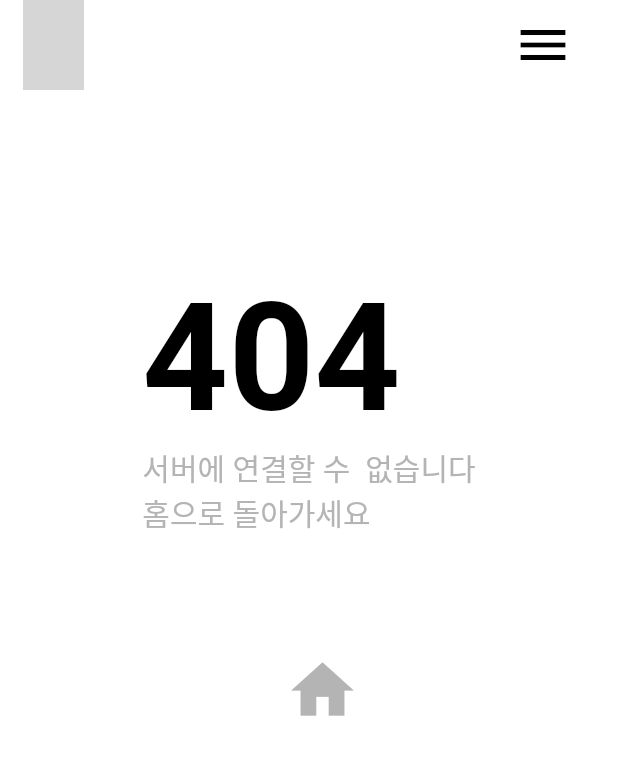
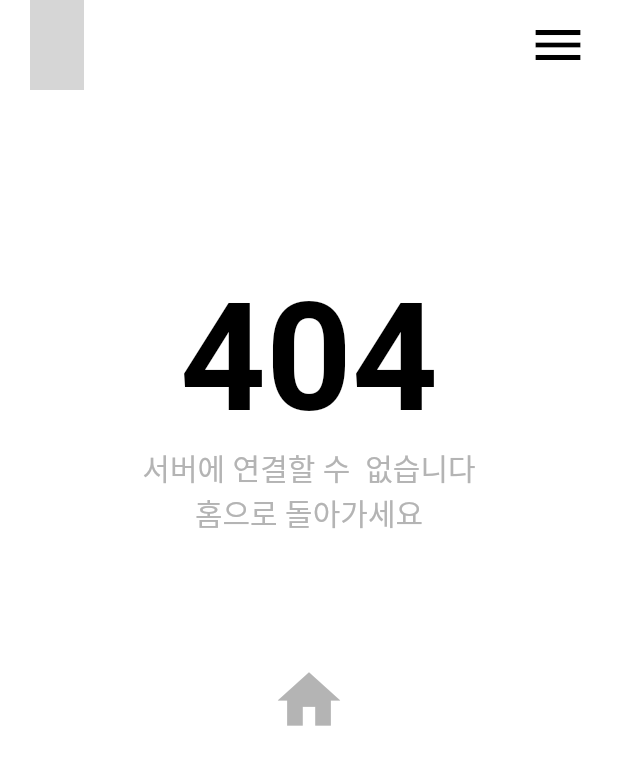
Before and after one commit to JennaEscher/Food.duck-App-Project, a Flutter app: the Neterr screen opened directly, on a phone screen of 412 x 824 dp. Shown: the top 765 px of the screen. Run offline on Flutter 3.47's test engine with Material 2 defaults, Android fonts, the phone set to English and light mode, and no system bars; our stand-ins replace firebase_core, firebase_storage, internet_connection_checker_plus; missing offline and left inert: cache_manager, korea_regexp; accounts and stored records are empty; generated files the repository leaves out were written again; network calls fail; Roboto replaces fonts that are missing (NanumSquareB.ttf); grey boxes are pictures that could not be loaded.

```diff
--- a/main/lib/neterr.dart
+++ b/main/lib/neterr.dart
@@ -1,4 +1,5 @@
 import 'package:flutter/material.dart';
+import 'widget.dart';
 import 'drawer.dart';
 import 'home_page.dart';
 
@@ -17,38 +18,7 @@ class Neterr extends StatelessWidget {
 
       key: scaffoldKey,
       backgroundColor: Colors.white,
-      appBar: AppBar(//공통 앱바 안건드림
-        //drawer기능 때문에 Appbar 필요
-        toolbarHeight: 60,
-        backgroundColor: Colors.transparent,
-        elevation: 0, // 그림자
-        actions: [
-          Padding(
-            padding: const EdgeInsets.only(
-                right: 30.0), //top:10 하거나 Appbar의 height올릴수도 있음
-            child: IconButton(
-              icon: const Icon(
-                Icons.menu,
-                color: Colors.black,
-                size: 40,
-              ),
-              onPressed: () {
-                scaffoldKey.currentState?.openEndDrawer();
-              },
-            ),
-          ),
-        ],
-        leading:
-        Padding(
-            padding: const EdgeInsets.only(
-                left: 15.0),
-                child:Image.asset(
-          'assets/images/icon.png',
-          height: 40,
-          width: 40,
-          ),
-        ),
-      ),
+      appBar: CustomAppBar(scaffoldKey: scaffoldKey),
       endDrawer: const SafeArea(
         child: Drawer(
           shape: RoundedRectangleBorder(
@@ -58,7 +28,6 @@ class Neterr extends StatelessWidget {
           child: CustomDrawer(), // CustomDrawer 위젯 사용
         ),
       ),
-
       body: Padding(//스크롤(열(텍스트, 자리용빈칸, 홈버튼))으로 구성됨
 
         padding: const EdgeInsets.all(10),
@@ -83,6 +52,7 @@ class Neterr extends StatelessWidget {
                       fontWeight: FontWeight.bold, color: Color.fromRGBO(0, 0, 0, 1),
 
                       ),
+
                     ),
 
                     TextSpan(text:"서버에 연결할 수  없습니다\n홈으로 돌아가세요",style:TextStyle(
@@ -91,7 +61,8 @@ class Neterr extends StatelessWidget {
                       color: Color.fromRGBO(180, 180, 180, 1)),
                     ),
                   ]
-                )
+                ),
+                textAlign: TextAlign.center,
                 ),
               ),
 
@@ -99,8 +70,12 @@ class Neterr extends StatelessWidget {
                 height: 30,
               ),
 
-              IconButton(
-              icon: const Icon(
+              SizedBox(
+                width:80,
+                height:80,
+
+                child:IconButton(
+                icon: const Icon(
                 Icons.home,//왜 아이콘이 삐져나오지???
                 color: Color.fromRGBO(180, 180, 180, 1),
                 size: 50,
@@ -112,6 +87,8 @@ class Neterr extends StatelessWidget {
                 );
               },
               ),
+              ),
+
 
 
 
```
Also changed, not shown: main/pubspec.lock.
